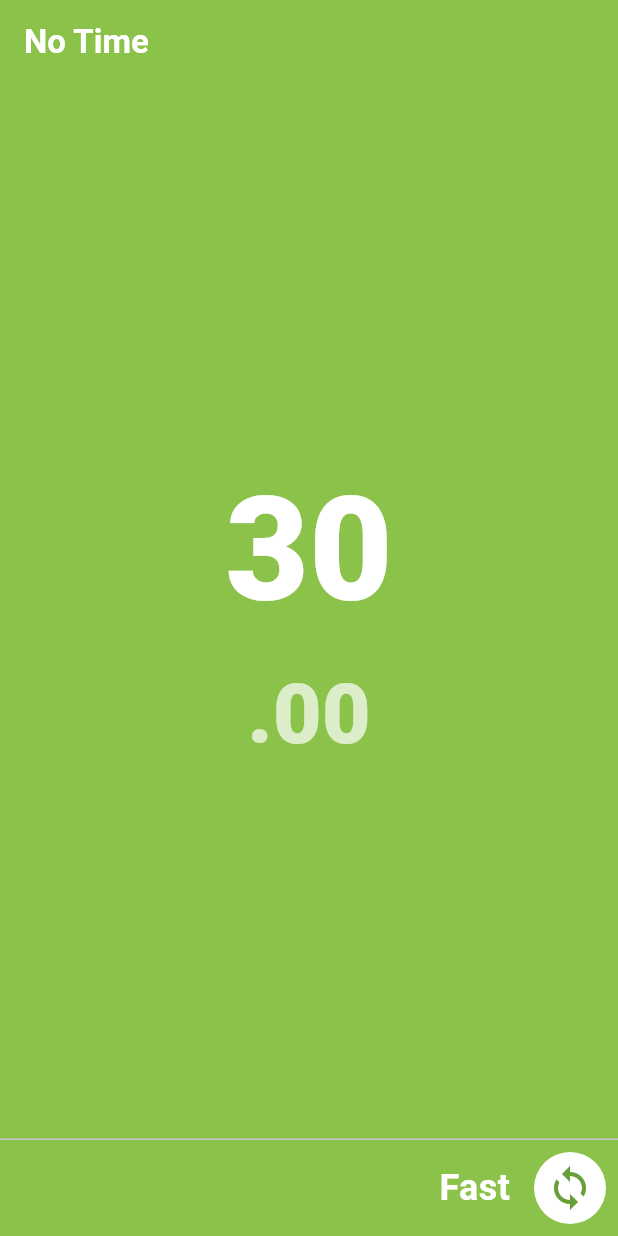
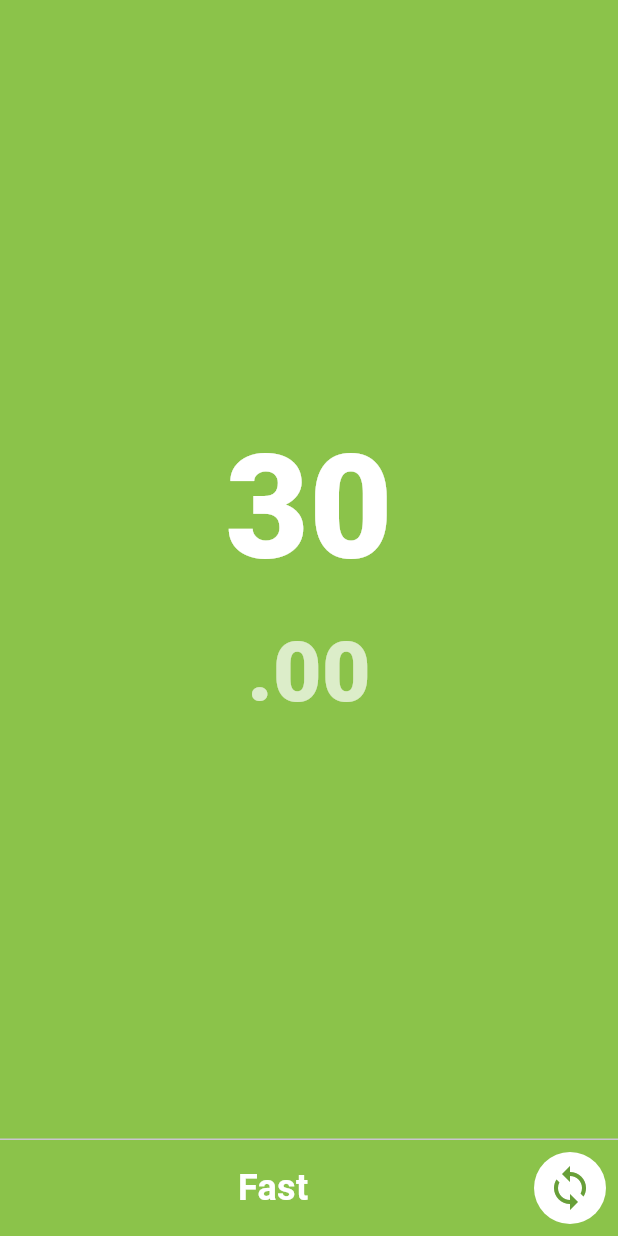
Before and after one commit to Meauh/notime, a Flutter app: the screen it shows after launch, after a tap on the "loop" icon, on a phone screen of 412 x 824 dp. Run offline on Flutter 3.47's test engine with Material 3 defaults, Android fonts, the phone set to English and light mode, and no system bars.

Commit message:
fix(main): fix persistentFooterButtons layout

```diff
--- a/lib/main.dart
+++ b/lib/main.dart
@@ -63,6 +63,17 @@ class _MainUIState extends State<MainUI> {
     });
   }
 
+  void _cycleMode() {
+    modeIndex++;
+    if (modeIndex >= defaultStartTimeMs.length) {
+      modeIndex = 0;
+    }
+    setState(() {
+      startTimeMs = defaultStartTimeMs[modeIndex].$1;
+      timeLeftMs = defaultStartTimeMs[modeIndex].$1;
+    });
+  }
+
   @override
   void dispose() {
     timer?.cancel();
@@ -76,18 +87,6 @@ class _MainUIState extends State<MainUI> {
     int millis = ((timeLeftMs % 1000) / 10).floor();
 
     return Scaffold(
-      appBar: AppBar(
-        title: Text(
-          'No Time',
-          style: TextStyle(
-            color: Colors.white,
-            fontSize: 22,
-            fontWeight: FontWeight.w700,
-          ),
-        ),
-        backgroundColor: bgcolor,
-        elevation: 0,
-      ),
       backgroundColor: bgdefault,
       body: GestureDetector(
         onTap: resetAndStart,
@@ -126,6 +125,9 @@ class _MainUIState extends State<MainUI> {
         ),
       ),
       persistentFooterButtons: [
+        Row(
+          children: [
+            Spacer(),
               Text(
                 defaultStartTimeMs[modeIndex].$2,
                 style: TextStyle(
@@ -146,17 +148,8 @@ class _MainUIState extends State<MainUI> {
               ),
             ),
           ],
+        ),
+      ],
     );
   }
-
-  void _cycleMode() {
-    modeIndex++;
-    if (modeIndex >= defaultStartTimeMs.length) {
-      modeIndex = 0;
 }
-    setState(() {
-      startTimeMs = defaultStartTimeMs[modeIndex].$1;
-      timeLeftMs = defaultStartTimeMs[modeIndex].$1;
-    });
-  }
-}
```
Lines whose indentation alone changed are shown as unchanged.
